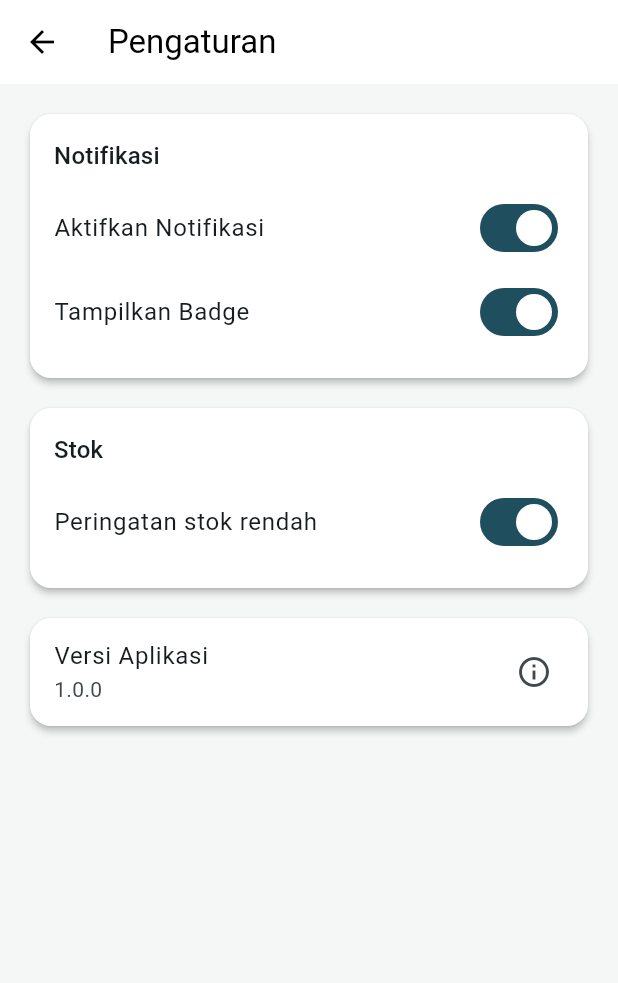
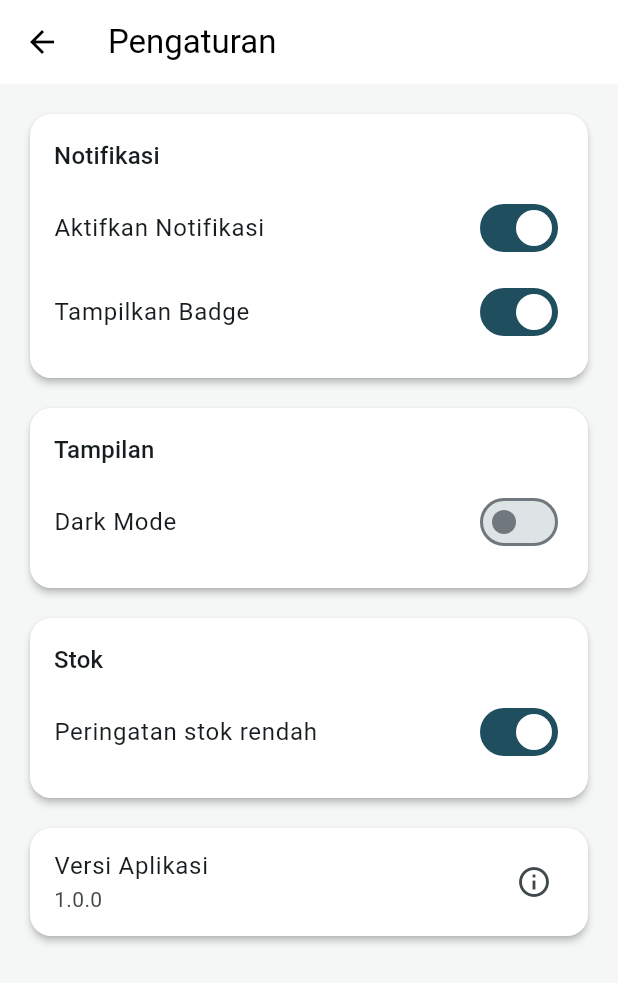
Before and after one commit to ByteDAD/mobdev-pos_2026, a Flutter app: the SettingsPage screen opened directly, on a phone screen of 412 x 824 dp. Shown: the top 983 px of the screen. Run offline on Flutter 3.47's test engine with Material 3 defaults, Android fonts, the phone set to English and light mode, and no system bars; accounts and stored records are empty.

Commit message:
feat: Dark Mode

```diff
--- a/lib/main.dart
+++ b/lib/main.dart
@@ -45,6 +45,8 @@ class _PosAppState extends State<PosApp> {
           return MaterialApp(
             title: 'Simple POS',
             theme: AppTheme.theme(),
+            darkTheme: AppTheme.darkTheme(),
+            themeMode: _store.darkMode ? ThemeMode.dark : ThemeMode.light,
             home: _store.isLoggedIn ? const HomeShell() : const LoginPage(),
           );
         },
--- a/lib/models/pos_store.dart
+++ b/lib/models/pos_store.dart
@@ -37,6 +37,7 @@ class PosStore extends ChangeNotifier {
   bool _notificationsEnabled = true;
   bool _showNotificationBadge = true;
   bool _lowStockAlert = true;
+  bool _darkMode = false;
 
   PosStore() {
     _seedSuppliers();
@@ -51,6 +52,7 @@ class PosStore extends ChangeNotifier {
   bool get notificationsEnabled => _notificationsEnabled;
   bool get showNotificationBadge => _showNotificationBadge;
   bool get lowStockAlert => _lowStockAlert;
+  bool get darkMode => _darkMode;
 
   List<CartLine> get cartLines {
     return _cart.entries
@@ -298,6 +300,11 @@ class PosStore extends ChangeNotifier {
     notifyListeners();
   }
 
+  void updateDarkMode(bool value) {
+    _darkMode = value;
+    notifyListeners();
+  }
+
   void updateOrderStatus(int orderId, String status) {
     final index = _orders.indexWhere((order) => order.id == orderId);
     if (index == -1) {
--- a/lib/screens/settings_page.dart
+++ b/lib/screens/settings_page.dart
@@ -48,6 +48,26 @@ class SettingsPage extends StatelessWidget {
               child: Column(
                 crossAxisAlignment: CrossAxisAlignment.start,
                 children: [
+                  Text('Tampilan',
+                      style: Theme.of(context).textTheme.titleMedium),
+                  const SizedBox(height: 8),
+                  SwitchListTile(
+                    contentPadding: EdgeInsets.zero,
+                    title: const Text('Dark Mode'),
+                    value: store.darkMode,
+                    onChanged: (value) => store.updateDarkMode(value),
+                  ),
+                ],
+              ),
+            ),
+          ),
+          const SizedBox(height: 12),
+          Card(
+            child: Padding(
+              padding: const EdgeInsets.all(16),
+              child: Column(
+                crossAxisAlignment: CrossAxisAlignment.start,
+                children: [
                   Text('Stok', style: Theme.of(context).textTheme.titleMedium),
                   const SizedBox(height: 8),
                   SwitchListTile(
```
Also changed, not shown: lib/theme.dart (+69 -0 lines).
